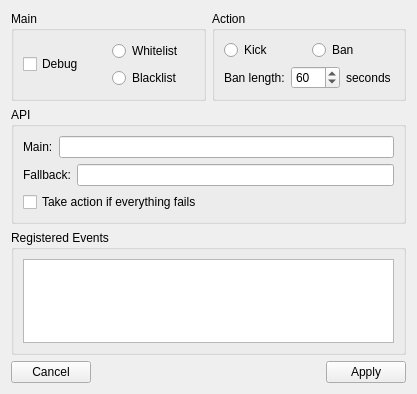
Above: scripts/ISPValidator/settings.ui from Bluscream/pyTSon_plugins before the change. Below: the same form after it.
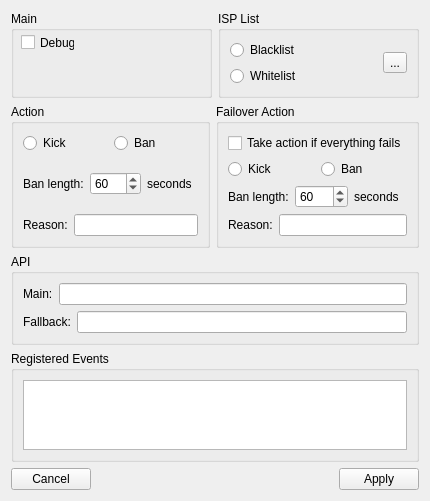
That is the form after the change.

Diff of the .ui file:
```diff
--- a/scripts/ISPValidator/settings.ui
+++ b/scripts/ISPValidator/settings.ui
@@ -7,38 +7,44 @@
    <rect>
     <x>0</x>
     <y>0</y>
-    <width>417</width>
-    <height>394</height>
+    <width>430</width>
+    <height>466</height>
    </rect>
   </property>
   <property name="windowTitle">
    <string>Form</string>
   </property>
-  <layout class="QVBoxLayout" name="verticalLayout_4">
+  <layout class="QVBoxLayout" name="verticalLayout_5">
    <item>
-    <layout class="QHBoxLayout" name="horizontalLayout_7">
+    <layout class="QHBoxLayout" name="horizontalLayout_13">
      <item>
       <widget class="QGroupBox" name="groupBox">
        <property name="title">
         <string>Main</string>
        </property>
+       <widget class="QCheckBox" name="chk_debug">
+        <property name="geometry">
+         <rect>
+          <x>10</x>
+          <y>23</y>
+          <width>54</width>
+          <height>17</height>
+         </rect>
+        </property>
+        <property name="text">
+         <string>Debug</string>
+        </property>
+       </widget>
+      </widget>
+     </item>
+     <item>
+      <widget class="QGroupBox" name="groupBox_6">
+       <property name="title">
+        <string>ISP List</string>
+       </property>
        <layout class="QHBoxLayout" name="horizontalLayout_4">
-        <item>
-         <widget class="QCheckBox" name="chk_debug">
-          <property name="text">
-           <string>Debug</string>
-          </property>
-         </widget>
-        </item>
         <item>
          <layout class="QVBoxLayout" name="verticalLayout_2">
-          <item>
-           <widget class="QRadioButton" name="chk_whitelist">
-            <property name="text">
-             <string>Whitelist</string>
-            </property>
-           </widget>
-          </item>
           <item>
            <widget class="QRadioButton" name="chk_blacklist">
             <property name="text">
@@ -46,11 +52,29 @@
             </property>
            </widget>
           </item>
+          <item>
+           <widget class="QRadioButton" name="chk_whitelist">
+            <property name="text">
+             <string>Whitelist</string>
+            </property>
+           </widget>
+          </item>
          </layout>
         </item>
+        <item>
+         <widget class="QToolButton" name="toolButton">
+          <property name="text">
+           <string>...</string>
+          </property>
+         </widget>
+        </item>
        </layout>
       </widget>
      </item>
+    </layout>
+   </item>
+   <item>
+    <layout class="QHBoxLayout" name="horizontalLayout_12">
      <item>
       <widget class="QGroupBox" name="groupBox_3">
        <property name="title">
@@ -100,6 +124,93 @@
           </item>
          </layout>
         </item>
+        <item>
+         <layout class="QHBoxLayout" name="horizontalLayout_9">
+          <item>
+           <widget class="QLabel" name="label_6">
+            <property name="text">
+             <string>Reason:</string>
+            </property>
+           </widget>
+          </item>
+          <item>
+           <widget class="QLineEdit" name="reason"/>
+          </item>
+         </layout>
+        </item>
+       </layout>
+      </widget>
+     </item>
+     <item>
+      <widget class="QGroupBox" name="groupBox_5">
+       <property name="title">
+        <string>Failover Action</string>
+       </property>
+       <layout class="QVBoxLayout" name="verticalLayout_4">
+        <item>
+         <widget class="QCheckBox" name="chk_failover">
+          <property name="text">
+           <string>Take action if everything fails</string>
+          </property>
+         </widget>
+        </item>
+        <item>
+         <layout class="QHBoxLayout" name="horizontalLayout_7">
+          <item>
+           <widget class="QRadioButton" name="chk_kick_2">
+            <property name="text">
+             <string>Kick</string>
+            </property>
+           </widget>
+          </item>
+          <item>
+           <widget class="QRadioButton" name="chk_ban_2">
+            <property name="text">
+             <string>Ban</string>
+            </property>
+           </widget>
+          </item>
+         </layout>
+        </item>
+        <item>
+         <layout class="QHBoxLayout" name="horizontalLayout_10">
+          <item>
+           <widget class="QLabel" name="label_5">
+            <property name="text">
+             <string>Ban length:</string>
+            </property>
+           </widget>
+          </item>
+          <item>
+           <widget class="QSpinBox" name="bantime_2">
+            <property name="value">
+             <number>60</number>
+            </property>
+           </widget>
+          </item>
+          <item>
+           <widget class="QLabel" name="label_7">
+            <property name="text">
+             <string>seconds</string>
+            </property>
+           </widget>
+          </item>
+         </layout>
+        </item>
+        <item>
+         <layout class="QHBoxLayout" name="horizontalLayout_11">
+          <item>
+           <widget class="QLabel" name="label_8">
+            <property name="text">
+             <string>Reason:</string>
+            </property>
+           </widget>
+          </item>
+          <item>
+           <widget class="QLineEdit" name="reason_2"/>
+          </item>
+         </layout>
+        </item>
        </layout>
       </widget>
      </item>
@@ -139,13 +250,6 @@
         </item>
        </layout>
       </item>
-      <item>
-       <widget class="QCheckBox" name="chk_failover">
-        <property name="text">
-         <string>Take action if everything fails</string>
-        </property>
-       </widget>
-      </item>
      </layout>
     </widget>
    </item>
```
